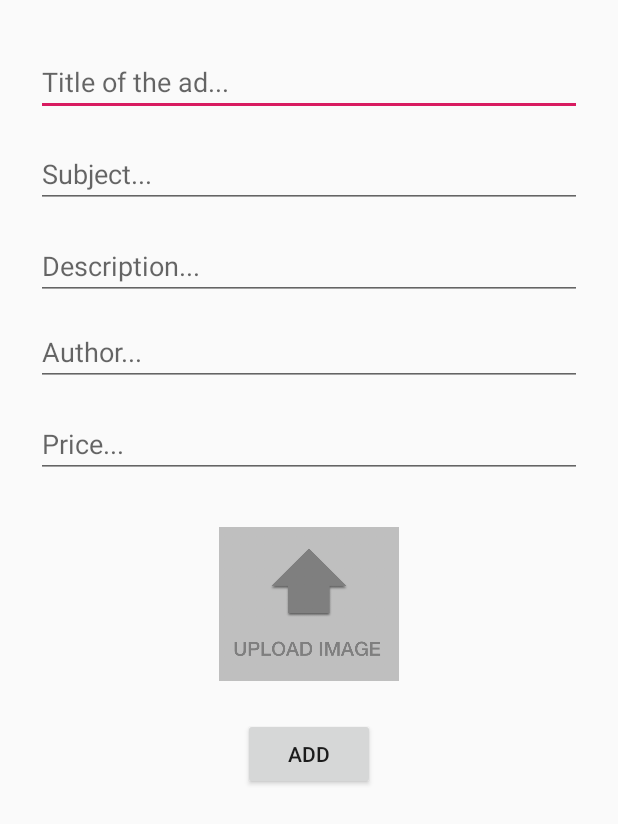
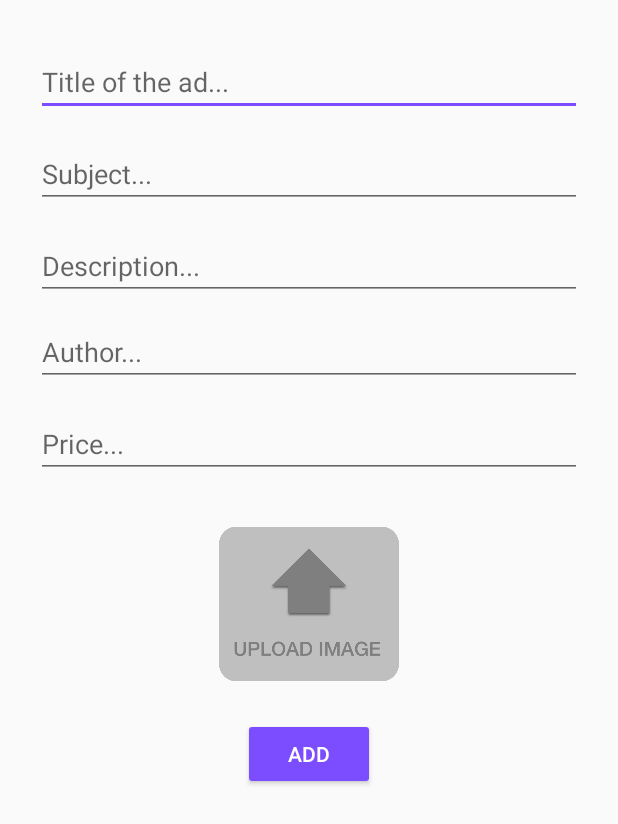
Before and after one commit to spallas/bookmarket, an Android app: the SellActivity screen opened directly, with no data from a screen before it, on a phone screen of 412 x 824 dp. Shown: the top 824 px of the screen. Run offline under Robolectric (Android 15) with nearby library versions, the phone set to English and light mode, and no system bars; our stand-ins replace ButterKnife; libraries missing offline, so code that uses them is left out: id.zelory.compressor.

Commit message:
UI new colors. Fixing sell activity.

```diff
--- a/app/src/main/res/layout/activity_sell.xml
+++ b/app/src/main/res/layout/activity_sell.xml
@@ -1,10 +1,14 @@
 <?xml version="1.0" encoding="utf-8"?>
-<androidx.constraintlayout.widget.ConstraintLayout
+
+<ScrollView
     xmlns:android="http://schemas.android.com/apk/res/android"
     xmlns:app="http://schemas.android.com/apk/res-auto"
     xmlns:tools="http://schemas.android.com/tools"
+    android:layout_height="match_parent"
+    android:layout_width="match_parent">
+<androidx.constraintlayout.widget.ConstraintLayout
     android:layout_width="match_parent"
-    android:layout_height="match_parent"
+    android:layout_height="wrap_content"
     tools:context=".SellActivity">
 
     <EditText
@@ -73,13 +77,13 @@
         android:layout_width="120dp"
         android:layout_height="120dp"
         android:layout_centerHorizontal="true"
-        android:layout_marginStart="8dp"
+        android:layout_marginStart="32dp"
         android:layout_marginTop="24dp"
-        android:layout_marginEnd="8dp"
+        android:layout_marginEnd="32dp"
         android:adjustViewBounds="true"
         android:maxWidth="150dp"
         android:maxHeight="150dp"
-        android:src="@drawable/upload_img"
+        android:src="@drawable/image"
         app:layout_constraintEnd_toEndOf="parent"
         app:layout_constraintStart_toStartOf="parent"
         app:layout_constraintTop_toBottomOf="@+id/edit_ad_price" />
@@ -91,10 +95,12 @@
         android:layout_marginStart="8dp"
         android:layout_marginTop="16dp"
         android:layout_marginEnd="8dp"
+        android:layout_marginBottom="32dp"
         android:text="ADD"
+        app:layout_constraintBottom_toBottomOf="parent"
         app:layout_constraintEnd_toEndOf="parent"
         app:layout_constraintStart_toStartOf="parent"
         app:layout_constraintTop_toBottomOf="@+id/add_ad_img" />
 
-
 </androidx.constraintlayout.widget.ConstraintLayout>
+</ScrollView>
--- a/app/src/main/res/values/colors.xml
+++ b/app/src/main/res/values/colors.xml
@@ -1,6 +1,7 @@
 <?xml version="1.0" encoding="utf-8"?>
 <resources>
-    <color name="colorPrimary">#008577</color>
-    <color name="colorPrimaryDark">#00574B</color>
-    <color name="colorAccent">#D81B60</color>
+    <color name="colorPrimary">#CDDC39</color>
+    <color name="colorPrimaryDark">#AFB42B</color>
+    <color name="colorAccent">#7C4DFF</color>
+    <color name="buttonText">#FFFFFF</color>
 </resources>
--- a/app/src/main/res/values/styles.xml
+++ b/app/src/main/res/values/styles.xml
@@ -6,6 +6,12 @@
         <item name="colorPrimary">@color/colorPrimary</item>
         <item name="colorPrimaryDark">@color/colorPrimaryDark</item>
         <item name="colorAccent">@color/colorAccent</item>
+        <item name="android:buttonStyle">@style/ButtonColor</item>
+    </style>
+
+    <style name="ButtonColor" parent="@style/Widget.AppCompat.Button.Colored">
+        <item name="android:textColor">@color/buttonText</item>
+        <item name="colorButtonNormal">@color/colorAccent</item>
     </style>
 
     <style name="AppTheme.NoActionBar">
```
Also changed, not shown: app/src/main/res/drawable/image.png (added).
